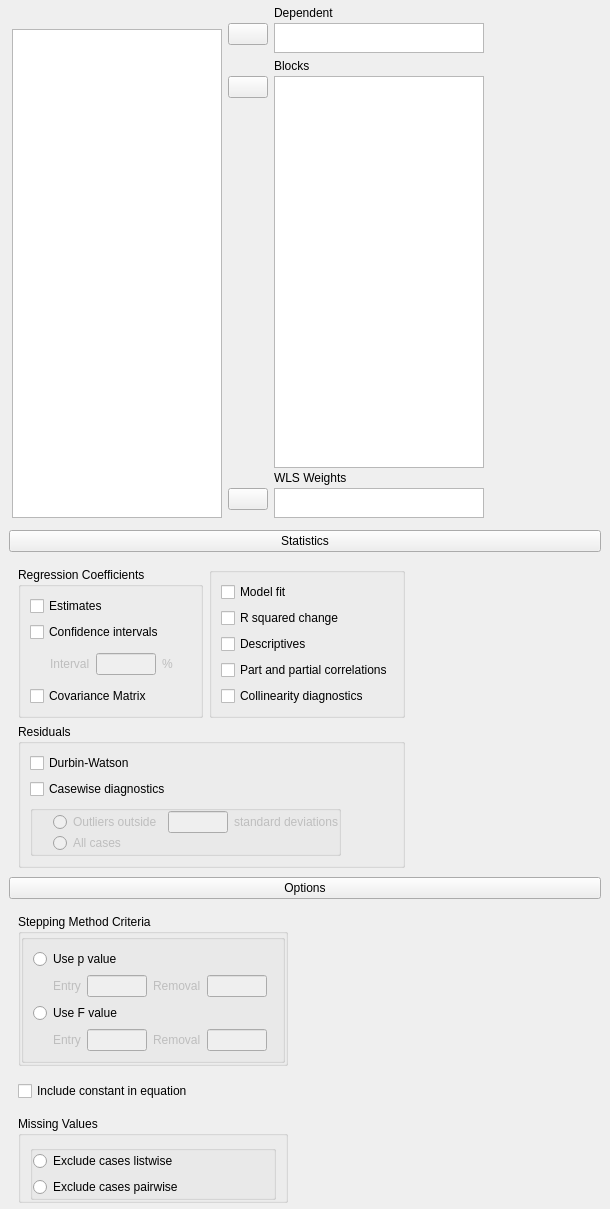
Qt form JASP-Desktop/analysisforms/regressionlinearform.ui (jasp-stats/jasp-desktop) before a commit.
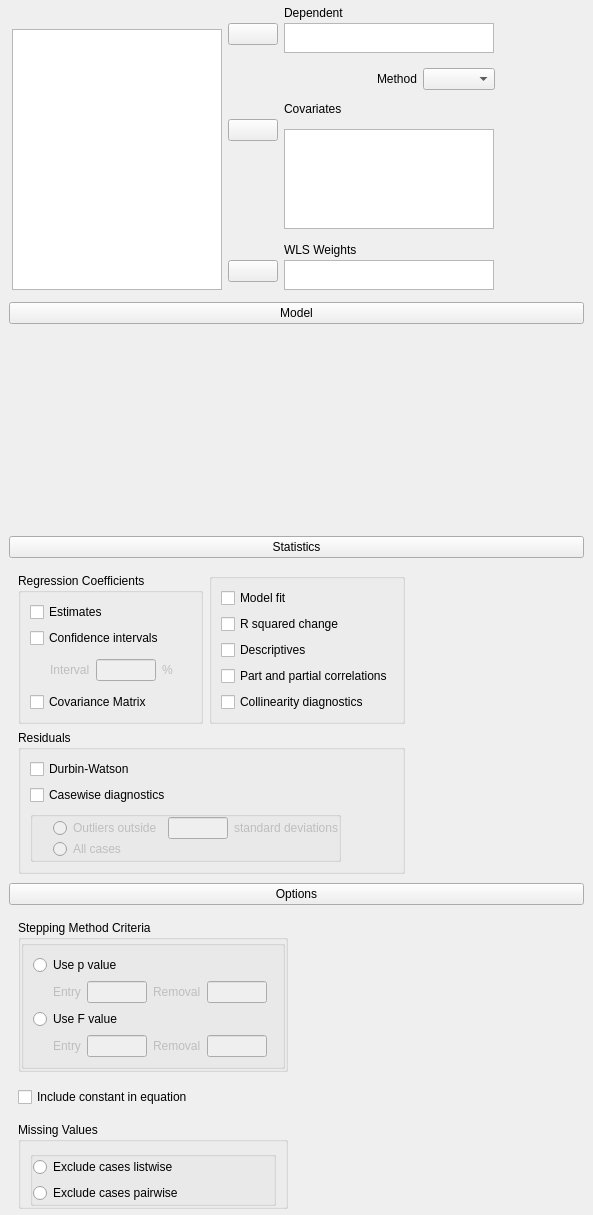
The same form after that commit. Custom widgets are drawn as their Qt base class.

Commit message: C Lin Reg: Added model builder

```diff
--- a/JASP-Desktop/analysisforms/regressionlinearform.ui
+++ b/JASP-Desktop/analysisforms/regressionlinearform.ui
@@ -6,8 +6,8 @@
    <rect>
     <x>0</x>
     <y>0</y>
-    <width>610</width>
-    <height>1209</height>
+    <width>593</width>
+    <height>1215</height>
    </rect>
   </property>
   <property name="windowTitle">
@@ -31,6 +31,12 @@
    </property>
    <item row="0" column="0">
     <widget class="QWidget" name="widget_3" native="true">
+     <property name="sizePolicy">
+      <sizepolicy hsizetype="Preferred" vsizetype="Minimum">
+       <horstretch>0</horstretch>
+       <verstretch>0</verstretch>
+      </sizepolicy>
+     </property>
      <layout class="QGridLayout" name="gridLayout_4">
       <property name="leftMargin">
        <number>12</number>
@@ -44,6 +50,81 @@
       <property name="verticalSpacing">
        <number>3</number>
       </property>
+      <item row="4" column="1">
+       <widget class="QWidget" name="wlsWeightsContainer" native="true">
+        <property name="sizePolicy">
+         <sizepolicy hsizetype="Preferred" vsizetype="Preferred">
+          <horstretch>0</horstretch>
+          <verstretch>0</verstretch>
+         </sizepolicy>
+        </property>
+        <property name="maximumSize">
+         <size>
+          <width>16777215</width>
+          <height>100</height>
+         </size>
+        </property>
+        <layout class="QGridLayout" name="gridLayout_2">
+         <property name="leftMargin">
+          <number>0</number>
+         </property>
+         <property name="topMargin">
+          <number>0</number>
+         </property>
+         <property name="rightMargin">
+          <number>0</number>
+         </property>
+         <property name="bottomMargin">
+          <number>0</number>
+         </property>
+         <property name="verticalSpacing">
+          <number>3</number>
+         </property>
+         <item row="0" column="0">
+          <widget class="QWidget" name="widget_11" native="true"/>
+         </item>
+         <item row="1" column="0">
+          <widget class="AssignButton" name="buttonAssignWlsWeights">
+           <property name="maximumSize">
+            <size>
+             <width>50</width>
+             <height>16777215</height>
+            </size>
+           </property>
+           <property name="text">
+            <string/>
+           </property>
+          </widget>
+         </item>
+         <item row="1" column="1" rowspan="2">
+          <widget class="BoundListView" name="wlsWeights">
+           <property name="sizePolicy">
+            <sizepolicy hsizetype="Maximum" vsizetype="Expanding">
+             <horstretch>0</horstretch>
+             <verstretch>0</verstretch>
+            </sizepolicy>
+           </property>
+           <property name="maximumSize">
+            <size>
+             <width>210</width>
+             <height>30</height>
+            </size>
+           </property>
+           <property name="selectionMode">
+            <enum>QAbstractItemView::ExtendedSelection</enum>
+           </property>
+          </widget>
+         </item>
+         <item row="0" column="1">
+          <widget class="QLabel" name="label_5">
+           <property name="text">
+            <string>WLS Weights</string>
+           </property>
+          </widget>
+         </item>
+        </layout>
+       </widget>
+      </item>
       <item row="0" column="0">
        <widget class="QWidget" name="widget_2" native="true">
         <property name="maximumSize">
@@ -54,6 +135,91 @@
         </property>
        </widget>
       </item>
+      <item row="3" column="1">
+       <widget class="QWidget" name="widget_6" native="true">
+        <property name="sizePolicy">
+         <sizepolicy hsizetype="Preferred" vsizetype="Preferred">
+          <horstretch>0</horstretch>
+          <verstretch>2</verstretch>
+         </sizepolicy>
+        </property>
+        <layout class="QGridLayout" name="gridLayout_3">
+         <property name="leftMargin">
+          <number>0</number>
+         </property>
+         <property name="topMargin">
+          <number>0</number>
+         </property>
+         <property name="rightMargin">
+          <number>0</number>
+         </property>
+         <property name="bottomMargin">
+          <number>0</number>
+         </property>
+         <property name="verticalSpacing">
+          <number>3</number>
+         </property>
+         <item row="0" column="0">
+          <widget class="QWidget" name="widget_10" native="true"/>
+         </item>
+         <item row="1" column="1" rowspan="2">
+          <widget class="BoundListView" name="covariates">
+           <property name="minimumSize">
+            <size>
+             <width>0</width>
+             <height>100</height>
+            </size>
+           </property>
+           <property name="maximumSize">
+            <size>
+             <width>210</width>
+             <height>100</height>
+            </size>
+           </property>
+           <property name="editTriggers">
+            <set>QAbstractItemView::AllEditTriggers</set>
+           </property>
+           <property name="selectionMode">
+            <enum>QAbstractItemView::ExtendedSelection</enum>
+           </property>
+          </widget>
+         </item>
+         <item row="2" column="0">
+          <spacer name="verticalSpacer_3">
+           <property name="orientation">
+            <enum>Qt::Vertical</enum>
+           </property>
+           <property name="sizeHint" stdset="0">
+            <size>
+             <width>20</width>
+             <height>84</height>
+            </size>
+           </property>
+          </spacer>
+         </item>
+         <item row="0" column="1">
+          <widget class="QLabel" name="label_4">
+           <property name="text">
+            <string>Covariates</string>
+           </property>
+          </widget>
+         </item>
+         <item row="1" column="0">
+          <widget class="AssignButton" name="buttonAssignBlocks">
+           <property name="maximumSize">
+            <size>
+             <width>50</width>
+             <height>16777215</height>
+            </size>
+           </property>
+           <property name="text">
+            <string/>
+           </property>
+          </widget>
+         </item>
+        </layout>
+       </widget>
+      </item>
       <item row="0" column="1" rowspan="2">
        <widget class="QWidget" name="widget" native="true">
         <property name="sizePolicy">
@@ -129,7 +295,7 @@
         </layout>
        </widget>
       </item>
-      <item row="1" column="0" rowspan="3">
+      <item row="1" column="0" rowspan="4">
        <widget class="AvailableFieldsListView" name="listAvailableFields">
         <property name="sizePolicy">
          <sizepolicy hsizetype="Fixed" vsizetype="Expanding">
@@ -149,168 +315,41 @@
        </widget>
       </item>
       <item row="2" column="1">
-       <widget class="QWidget" name="widget_6" native="true">
-        <property name="sizePolicy">
-         <sizepolicy hsizetype="Preferred" vsizetype="Preferred">
-          <horstretch>0</horstretch>
-          <verstretch>2</verstretch>
-         </sizepolicy>
-        </property>
-        <layout class="QGridLayout" name="gridLayout_3">
+       <widget class="QWidget" name="widget_5" native="true">
+        <layout class="QGridLayout" name="gridLayout_22">
          <property name="leftMargin">
           <number>0</number>
          </property>
-         <property name="topMargin">
-          <number>0</number>
-         </property>
          <property name="rightMargin">
           <number>0</number>
          </property>
-         <property name="bottomMargin">
-          <number>0</number>
-         </property>
-         <property name="verticalSpacing">
-          <number>3</number>
-         </property>
          <item row="0" column="0">
-          <widget class="QWidget" name="widget_10" native="true"/>
-         </item>
-         <item row="1" column="0">
-          <widget class="AssignButton" name="buttonAssignBlocks">
-           <property name="maximumSize">
-            <size>
-             <width>50</width>
-             <height>16777215</height>
-            </size>
-           </property>
-           <property name="text">
-            <string/>
-           </property>
-          </widget>
-         </item>
-         <item row="2" column="0">
-          <spacer name="verticalSpacer_3">
+          <spacer name="horizontalSpacer_2">
            <property name="orientation">
-            <enum>Qt::Vertical</enum>
+            <enum>Qt::Horizontal</enum>
            </property>
            <property name="sizeHint" stdset="0">
             <size>
-             <width>20</width>
-             <height>84</height>
+             <width>40</width>
+             <height>20</height>
             </size>
            </property>
           </spacer>
          </item>
          <item row="0" column="1">
-          <widget class="QLabel" name="label_4">
+          <widget class="QLabel" name="label_7">
            <property name="text">
-            <string>Blocks</string>
+            <string>Method</string>
            </property>
           </widget>
          </item>
-         <item row="1" column="1" rowspan="2">
-          <widget class="BoundListView" name="blocks">
-           <property name="sizePolicy">
-            <sizepolicy hsizetype="Maximum" vsizetype="Expanding">
-             <horstretch>0</horstretch>
-             <verstretch>0</verstretch>
-            </sizepolicy>
-           </property>
-           <property name="minimumSize">
-            <size>
-             <width>0</width>
-             <height>200</height>
-            </size>
-           </property>
-           <property name="maximumSize">
-            <size>
-             <width>210</width>
-             <height>16777215</height>
-            </size>
-           </property>
-           <property name="editTriggers">
-            <set>QAbstractItemView::AllEditTriggers</set>
-           </property>
-           <property name="selectionMode">
-            <enum>QAbstractItemView::ExtendedSelection</enum>
-           </property>
-          </widget>
-         </item>
-        </layout>
-       </widget>
-      </item>
-      <item row="3" column="1">
-       <widget class="QWidget" name="wlsWeightsContainer" native="true">
-        <property name="sizePolicy">
-         <sizepolicy hsizetype="Preferred" vsizetype="Preferred">
-          <horstretch>0</horstretch>
-          <verstretch>0</verstretch>
-         </sizepolicy>
-        </property>
-        <property name="maximumSize">
-         <size>
-          <width>16777215</width>
-          <height>100</height>
-         </size>
-        </property>
-        <layout class="QGridLayout" name="gridLayout_2">
-         <property name="leftMargin">
-          <number>0</number>
-         </property>
-         <property name="topMargin">
-          <number>0</number>
-         </property>
-         <property name="rightMargin">
-          <number>0</number>
-         </property>
-         <property name="bottomMargin">
-          <number>0</number>
-         </property>
-         <property name="verticalSpacing">
-          <number>3</number>
-         </property>
-         <item row="0" column="0">
-          <widget class="QWidget" name="widget_11" native="true"/>
-         </item>
-         <item row="1" column="0">
-          <widget class="AssignButton" name="buttonAssignWlsWeights">
-           <property name="maximumSize">
-            <size>
-             <width>50</width>
-             <height>16777215</height>
-            </size>
-           </property>
-           <property name="text">
+         <item row="0" column="2">
+          <widget class="BoundComboBox" name="method">
+           <property name="currentText">
             <string/>
            </property>
           </widget>
          </item>
-         <item row="1" column="1" rowspan="2">
-          <widget class="BoundListView" name="wlsWeights">
-           <property name="sizePolicy">
-            <sizepolicy hsizetype="Maximum" vsizetype="Expanding">
-             <horstretch>0</horstretch>
-             <verstretch>0</verstretch>
-            </sizepolicy>
-           </property>
-           <property name="maximumSize">
-            <size>
-             <width>210</width>
-             <height>30</height>
-            </size>
-           </property>
-           <property name="selectionMode">
-            <enum>QAbstractItemView::ExtendedSelection</enum>
-           </property>
-          </widget>
-         </item>
-         <item row="0" column="1">
-          <widget class="QLabel" name="label_5">
-           <property name="text">
-            <string>WLS Weights</string>
-           </property>
-          </widget>
-         </item>
         </layout>
        </widget>
       </item>
@@ -328,6 +367,47 @@
     </widget>
    </item>
    <item row="1" column="0" colspan="2">
+    <widget class="QWidget" name="modelContainer" native="true">
+     <property name="sizePolicy">
+      <sizepolicy hsizetype="Preferred" vsizetype="Preferred">
+       <horstretch>0</horstretch>
+       <verstretch>0</verstretch>
+      </sizepolicy>
+     </property>
+     <layout class="QGridLayout" name="gridLayout_5">
+      <property name="topMargin">
+       <number>3</number>
+      </property>
+      <property name="bottomMargin">
+       <number>3</number>
+      </property>
+      <item row="0" column="0">
+       <widget class="ExpanderButton" name="expanderModel">
+        <property name="text">
+         <string>Model</string>
+        </property>
+       </widget>
+      </item>
+      <item row="1" column="0">
+       <widget class="AnovaModelWidget" name="modelTerms" native="true">
+        <property name="sizePolicy">
+         <sizepolicy hsizetype="Expanding" vsizetype="Preferred">
+          <horstretch>0</horstretch>
+          <verstretch>0</verstretch>
+         </sizepolicy>
+        </property>
+        <property name="minimumSize">
+         <size>
+          <width>0</width>
+          <height>200</height>
+         </size>
+        </property>
+       </widget>
+      </item>
+     </layout>
+    </widget>
+   </item>
+   <item row="2" column="0" colspan="2">
     <widget class="QWidget" name="widget_7" native="true">
      <layout class="QGridLayout" name="gridLayout_16">
       <property name="topMargin">
@@ -575,7 +655,7 @@
      </layout>
     </widget>
    </item>
-   <item row="2" column="0" colspan="2">
+   <item row="3" column="0" colspan="2">
     <widget class="QWidget" name="widgetOptions" native="true">
      <layout class="QGridLayout" name="gridLayout_17">
       <property name="topMargin">
@@ -875,6 +955,17 @@
    <header>widgets/groupbox.h</header>
    <container>1</container>
   </customwidget>
+  <customwidget>
+   <class>AnovaModelWidget</class>
+   <extends>QWidget</extends>
+   <header>widgets/anovamodelwidget.h</header>
+   <container>1</container>
+  </customwidget>
+  <customwidget>
+   <class>BoundComboBox</class>
+   <extends>QComboBox</extends>
+   <header>widgets/boundcombobox.h</header>
+  </customwidget>
  </customwidgets>
  <resources/>
  <connections>
```
The commit also changes 3 other files.
